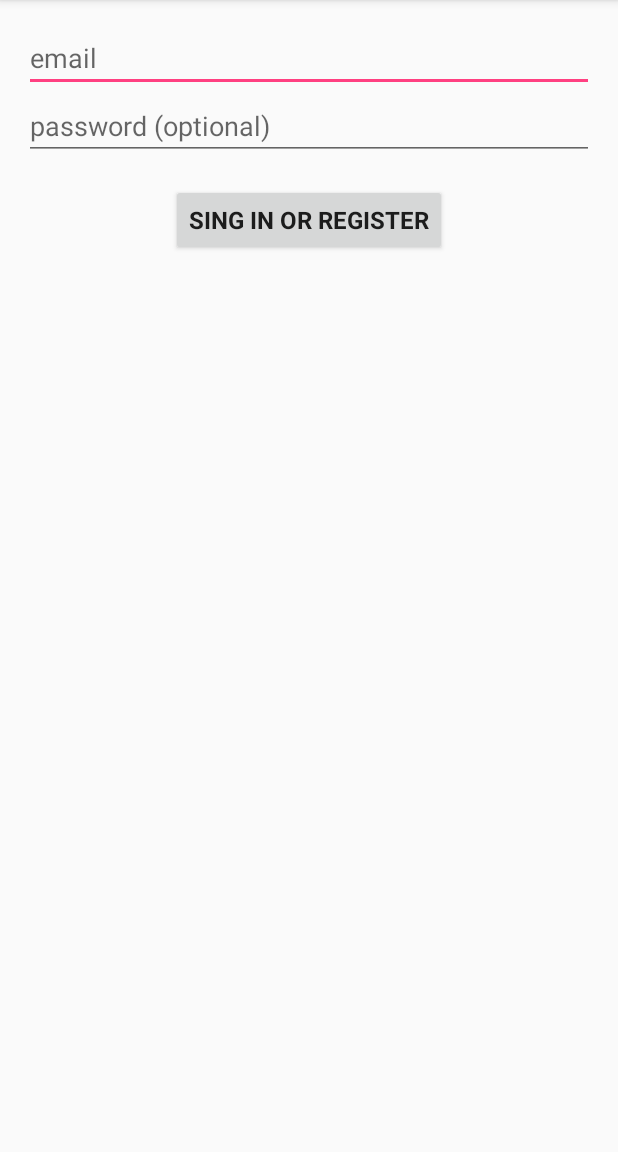
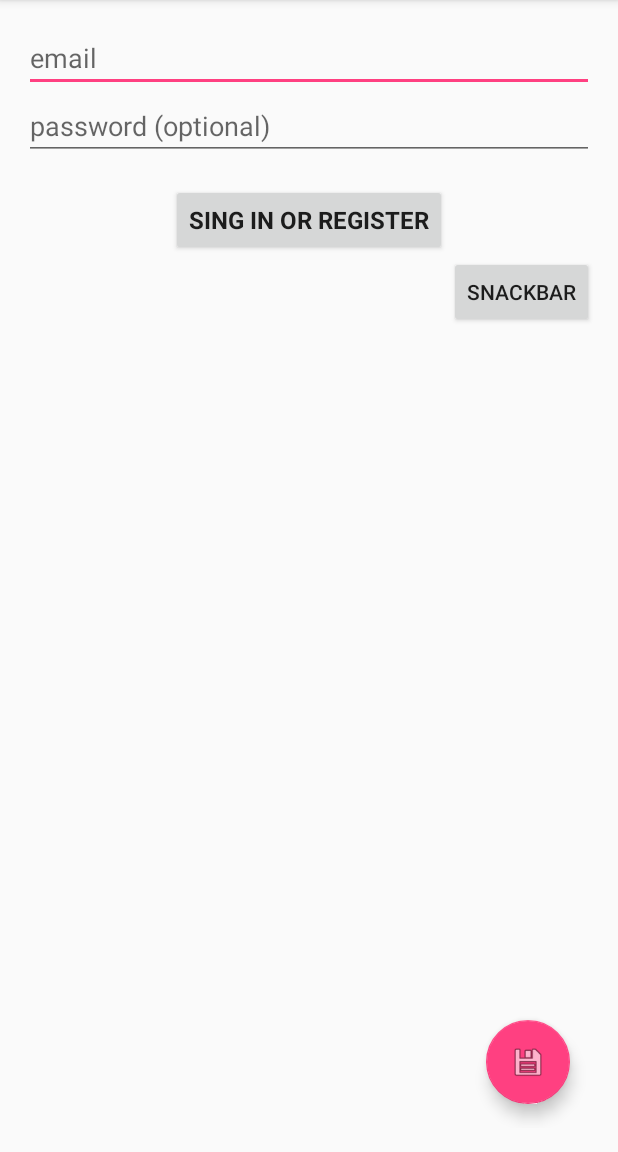
Before and after one commit to VasiliZ/RVExample, an Android app: the MainActivity screen opened directly, with no data from a screen before it, on a phone screen of 412 x 824 dp, the part 84-1236 px from its top. Run offline under Robolectric (Android 15) with nearby library versions, the phone set to English and light mode, and no system bars.

```diff
--- a/app/build.gradle
+++ b/app/build.gradle
@@ -23,6 +23,10 @@ dependencies {
     implementation 'com.android.support:appcompat-v7:26.1.0'
     implementation 'com.android.support:recyclerview-v7:26.1.0'
     implementation 'com.android.support.constraint:constraint-layout:1.1.3'
+    implementation  'org.greenrobot:eventbus:3.0.0'
+    implementation 'com.android.support:design:26.+'
+    implementation 'com.jakewharton:butterknife:8.5.1'
+    annotationProcessor 'com.jakewharton:butterknife-compiler:8.5.1'
     testImplementation 'junit:junit:4.12'
     androidTestImplementation 'com.android.support.test:runner:1.0.2'
     androidTestImplementation 'com.android.support.test.espresso:espresso-core:3.0.2'
--- /dev/null
+++ b/app/src/main/java/com/github/vasiliz/myapplication/events/CanceledEvent.java
@@ -0,0 +1,5 @@
+package com.github.vasiliz.myapplication.events;
+
+public class CanceledEvent {
+
+}
--- /dev/null
+++ b/app/src/main/java/com/github/vasiliz/myapplication/events/PasswordErrorEvent.java
@@ -0,0 +1,5 @@
+package com.github.vasiliz.myapplication.events;
+
+public class PasswordErrorEvent {
+
+}
--- /dev/null
+++ b/app/src/main/java/com/github/vasiliz/myapplication/events/SuccessEvent.java
@@ -0,0 +1,5 @@
+package com.github.vasiliz.myapplication.events;
+
+public class SuccessEvent {
+
+}
--- a/app/src/main/java/com/github/vasiliz/myapplication/view/IViewLogin.java
+++ b/app/src/main/java/com/github/vasiliz/myapplication/view/IViewLogin.java
@@ -7,7 +7,4 @@ public interface IViewLogin {
     void setUserNameError(int messageResId);
 
     void setPasswordError(int messageResId);
-
-    void successAction();
-
 }
--- a/app/src/main/res/layout/activity_main.xml
+++ b/app/src/main/res/layout/activity_main.xml
@@ -1,5 +1,5 @@
 <?xml version="1.0" encoding="utf-8"?>
-<LinearLayout
+<RelativeLayout
 
     xmlns:android="http://schemas.android.com/apk/res/android"
     xmlns:app="http://schemas.android.com/apk/res-auto"
@@ -64,6 +64,24 @@
             />
 
     </LinearLayout>
+    <Button
+        android:id="@+id/snackbar"
+        android:text="Snackbar"
+        android:layout_below="@+id/login_form"
+        android:layout_width="wrap_content"
+        android:layout_alignParentRight="true"
+        android:layout_height="wrap_content"/>
+
+    <android.support.design.widget.FloatingActionButton
+        android:id="@+id/float_button"
+        android:layout_alignParentRight="true"
+        android:gravity="bottom|end"
+        android:layout_alignParentBottom="true"
+        android:layout_width="wrap_content"
+        android:layout_marginBottom="@dimen/dp_16_margin"
+        android:layout_marginRight="@dimen/dp_16_margin"
+        android:src="@android:drawable/ic_menu_save"
+        android:layout_height="wrap_content"/>
 
     <android.support.v7.widget.RecyclerView
         android:id="@+id/recyclerView"
@@ -75,4 +93,4 @@
     </android.support.v7.widget.RecyclerView>
 
 
-</LinearLayout>
+</RelativeLayout>
--- a/build.gradle
+++ b/build.gradle
@@ -7,7 +7,7 @@ buildscript {
         jcenter()
     }
     dependencies {
-        classpath 'com.android.tools.build:gradle:3.1.4'
+        classpath 'com.android.tools.build:gradle:3.2.0'
 
 
         // NOTE: Do not place your application dependencies here; they belong
```
Also changed, not shown: app/src/main/java/com/github/vasiliz/myapplication/model/ILoginModel.java (+1 -10 lines), app/src/main/java/com/github/vasiliz/myapplication/model/LoginModelImpl.java (+11 -8 lines), app/src/main/java/com/github/vasiliz/myapplication/presenter/LoginPresenterImpl.java (+2 -19 lines), app/src/main/java/com/github/vasiliz/myapplication/view/LoginActivity.java (+51 -2 lines), gradle/wrapper/gradle-wrapper.properties.
